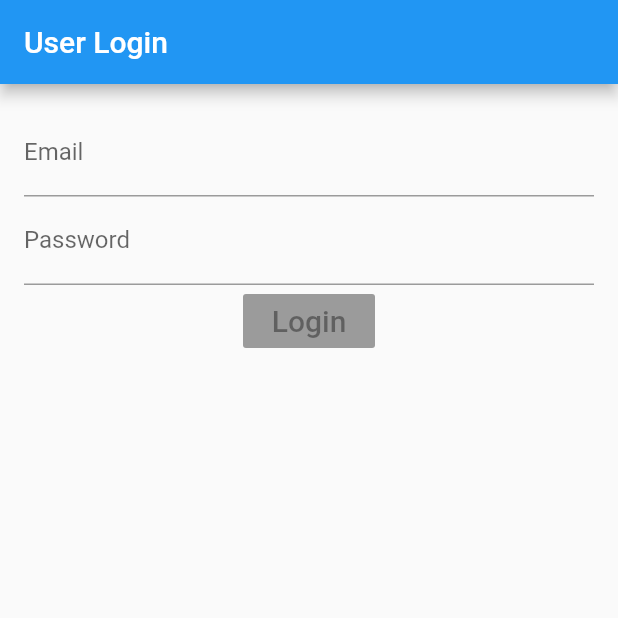
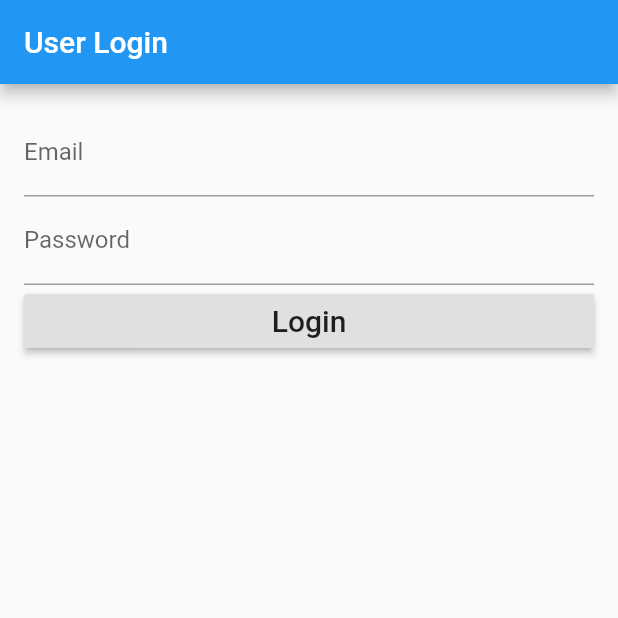
Before and after one commit to chris-aqui/Flutter-Mobile-Apps, a Flutter app: the screen it shows after launch, on a phone screen of 412 x 824 dp, the top half of it. Run offline on Flutter 3.47's test engine with Material 2 defaults, Android fonts, the phone set to English and light mode, and no system bars.

```diff
--- a/user_auth/lib/login_page.dart
+++ b/user_auth/lib/login_page.dart
@@ -11,6 +11,10 @@ class _LoginPageState extends State<LoginPage>{
   String _email;
   String _password;
 
+  void validationAndSave(){
+
+  }
+
   @override
   Widget build(BuildContext context){
     return new Scaffold(
@@ -21,12 +25,15 @@ class _LoginPageState extends State<LoginPage>{
         padding: EdgeInsets.all(16.0),
         child: new Form(
           child: new Column(
+            crossAxisAlignment: CrossAxisAlignment.stretch,
             children: <Widget>[
               new TextFormField(
                 decoration: new InputDecoration(labelText: 'Email'),
+                validator: (value) => value.isEmpty ? 'Email can\'t be empty' : null
               ),
               new TextFormField(
                 decoration: new InputDecoration(labelText: 'Password'),
+                validator: (value) => value.isEmpty ? 'password can\'t be empty' : null
                 obscureText: true,
               ),
               new RaisedButton(
@@ -34,7 +41,8 @@ class _LoginPageState extends State<LoginPage>{
                   style: new TextStyle(
                     fontSize: 20.0
                     ),
-                )
+                ),
+                onPressed: validationAndSave,
               )
             ],
           ),
```
